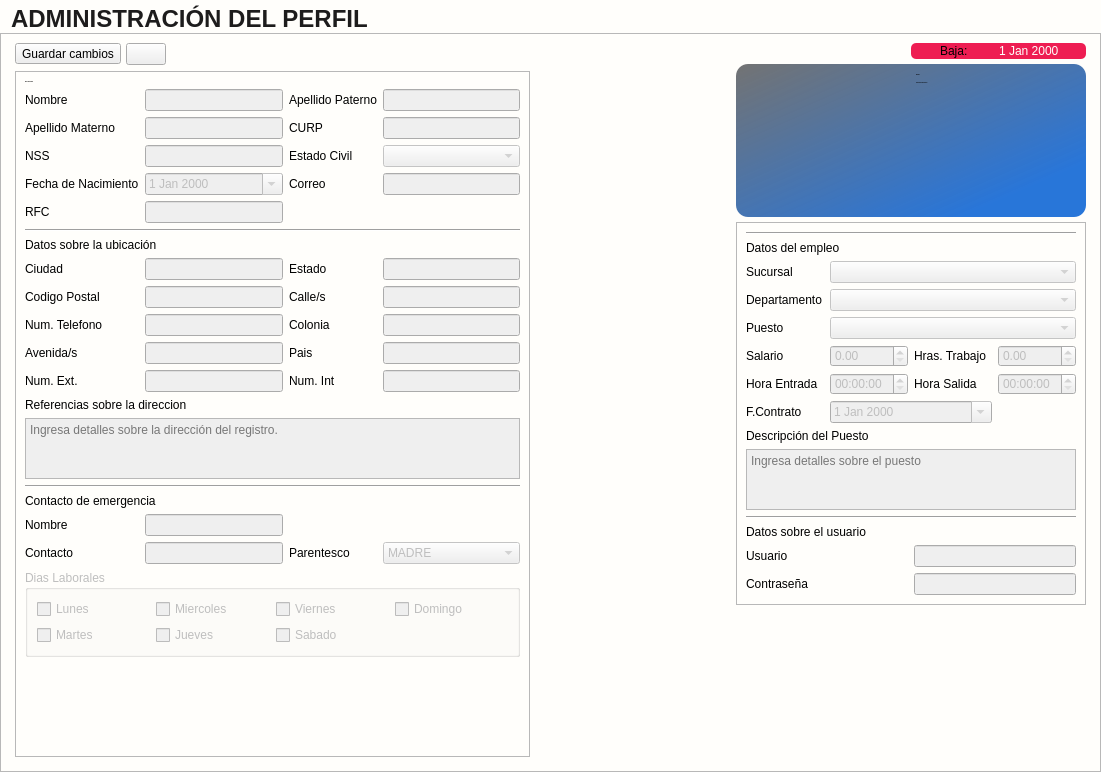
Old version of the form app/View/UserInterfaceUi/UI_CONTROL_PERFIL.ui in the repository LAngelVp/software-punto-de-venta.
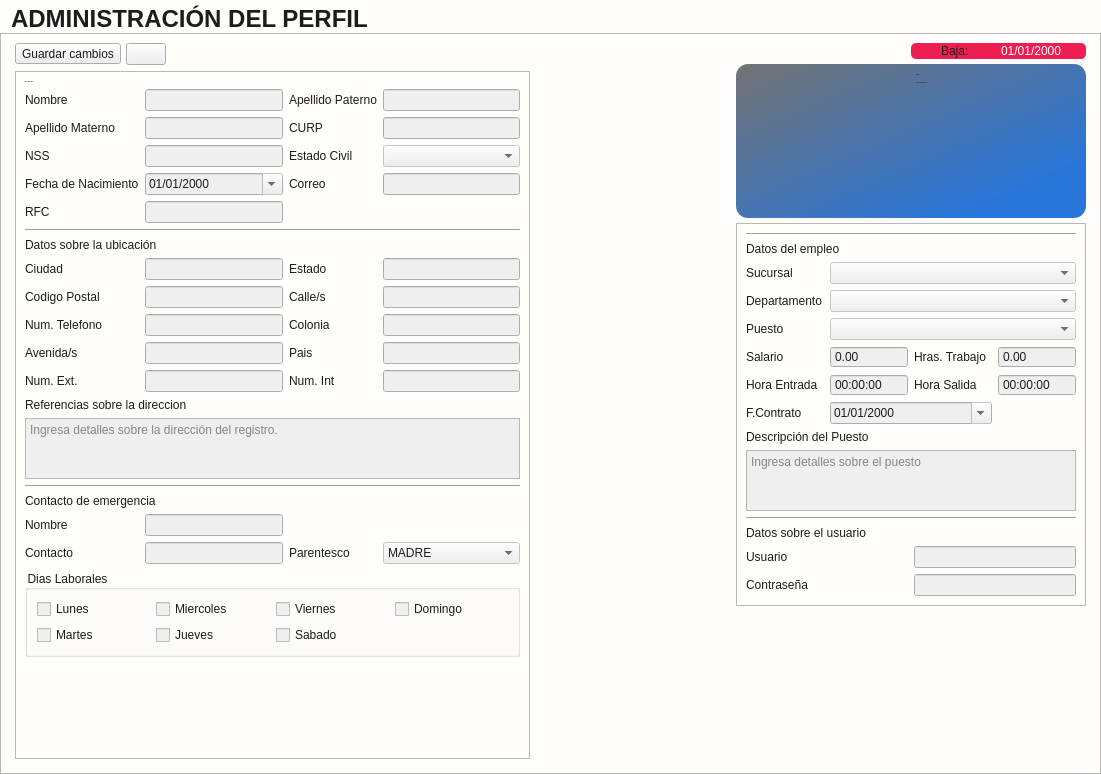
New version of the form. Icons and pictures are not drawn.

Diff of the .ui file:
```diff
--- a/app/View/UserInterfaceUi/UI_CONTROL_PERFIL.ui
+++ b/app/View/UserInterfaceUi/UI_CONTROL_PERFIL.ui
@@ -7,18 +7,20 @@
     <x>0</x>
     <y>0</y>
     <width>1101</width>
-    <height>772</height>
+    <height>774</height>
    </rect>
   </property>
   <property name="windowTitle">
    <string>Form</string>
   </property>
   <property name="styleSheet">
-   <string notr="true">#Formulario_Datos_Empleado{
+   <string notr="true">*{color: #1d1c1c;}
+#Formulario_Datos_Empleado{
 background-color: #fffefb;
 }
 [objectName*=&quot;contenedor&quot;]{
 background: #fffefb;
+border:none;
 }
 #contenedor_baja{
 background:#EE1D52;
@@ -93,60 +95,126 @@
 [objectName^=&quot;txt_&quot;]::focus{
 border-bottom: 2px solid #00668c;
 }
-[objectName^=&quot;fecha_&quot;]{
+[objectName*=&quot;fecha_&quot;]{
 border: none;
 border-bottom: 1px solid #3b3c3d;
 border-radius: 5px;
 padding: 2px;
 background-color: #f5f4f1;
-font-size: 12px;
-width:87px;
+font-size: 14px;
+min-width:100px;
 }
-[objectName^=&quot;fecha_&quot;]::drop-down{
+*[objectName*=&quot;fecha_&quot;]::drop-down{
 subcontrol-origin: padding;
 subcontrol-position: top right;
 padding-right:5px;
 width: 20%;
 border-left-width: 1px;
-border-radius: 5px;
-background-color: #f5f4f1;
+borde-radius: 5px;
+background-color: #F5F5F5;
 }
-*[objectName^=&quot;fecha_&quot;]::down-arrow{
+*[objectName*=&quot;fecha_&quot;]::down-arrow{
 image: url(:/Icons/Bootstrap/calendar2-date.svg);
+width: 17%;
+height: 17%;
 padding-left:5px;
 padding-right:5px;
+background: #F5F5F5;
 }
 *[objectName^=&quot;fecha_&quot;]::focus{
 border-bottom: 2px solid #00668c;
 }
+QCalendarWidget QWidget#qt_calendar_navigationbar {
+    background-color: #00668c;
+    color: white;
+    border-top-left-radius: 5px;
+    border-top-right-radius: 5px;
+}
+
+/* BOTONES DE NAVEGACIÓN */
+QCalendarWidget QToolButton {
+    background-color: transparent;
+    color: white;
+    font-weight: bold;
+    padding: 5px;
+}
+
+/* DESPLEGABLE DE MESES */
+QCalendarWidget QMenu {
+    background-color: #FFFFFF;
+    border: 1px solid #3b3c3d;
+}
+
+/* DÍAS DE LA SEMANA */
+QCalendarWidget QWidget#qt_calendar_weekdaybar {
+    background-color: #f5f4f1;
+    color: #3b3c3d;
+}
+
+/* DÍAS DEL MES */
+QCalendarWidget QAbstractItemView:enabled {
+    background-color: #FFFFFF;
+    color: #1d1c1c;
+    selection-background-color: #00668c;  /* Color al seleccionar fecha */
+    selection-color: white;
+}
+
+/* DÍAS DE OTROS MESES */
+QCalendarWidget QAbstractItemView:disabled {
+    color: #AAAAAA;
+}
+
+/* EFECTO HOVER SOBRE DÍAS */
+QCalendarWidget QAbstractItemView::item:hover {
+    background-color: #e1f0f7;
+    color: #1d1c1c;
+}
 #fecha_baja{
 background: transparent;
 color:#fffefb;
 border:none;
 }
-[objectName^=&quot;cajaopciones_&quot;]{
-border: none;
-border-bottom: 1px solid rgb(29, 28, 28);
-border-radius: 5px;
-padding: 2px;
-background-color: #f5f4f1;
-border-radius: 5px;
-font-size: 12px;
-width:87px;
+[objectName*=&quot;cajaOpciones&quot;] {
+    border: none;
+    border-bottom: 1px solid #787878 ;
+    padding: 2px ;
+    background-color: #F5F5F5 ;
+    font-size: 14px ;
+    min-width: 200px ;
+    font-family: &quot;Arial&quot; ;
+    color: #1d1c1c ;
+	selection-background-color: #4791F5; 
 }
-[objectName^=&quot;cajaopciones_&quot;]::drop-down{
-subcontrol-origin: padding;
-subcontrol-position: top right;
-padding-right:5px;
-width: 20%;
-border-left-width: 1px;
-border-radius: 5px;
-background-color: #f5f4f1;
+
+/* ESTILO DEL DROPDOWN (LISTA) */
+[objectName*=&quot;cajaOpciones&quot;] QListView {
+    background: #F5F5F5 ;
+    border-radius: 3px;
+    outline: none;
 }
-[objectName^=&quot;cajaopciones_&quot;]::down-arrow{
-image: url(:/Icons/Bootstrap/filter-left.svg);
-padding-left:5px;
-padding-right:5px;
+
+/* ESTILO DE LOS ÍTEMS */
+[objectName*=&quot;cajaOpciones&quot;] QListView::item {
+    padding: 6px 10px ;
+    margin: 2px ;
+}
+/* BOTÓN DESPLEGABLE */
+[objectName*=&quot;cajaOpciones&quot;]::drop-down {
+    subcontrol-origin: padding ;
+    subcontrol-position: top right ;
+    padding-right: 5px ;
+    width: 20% ;
+    border-left-width: 1px ;
+    border-radius: 3px ;
+    background-color: #F5F5F5 ;
+}
+/* FLECHA DESPLEGABLE */
+[objectName*=&quot;cajaOpciones&quot;]::down-arrow {
+    image: url(:/Icons/Bootstrap/filter-left.svg);
+    width: 17% ;
+    height: 17% ;
+    padding-left: 5px ;
+    padding-right: 5px ;
 }
 [objectName*=&quot;numerodecimal_&quot;]{
 background-color: rgb(245, 244, 241);
@@ -315,6 +383,12 @@
                  <property name="enabled">
                   <bool>false</bool>
                  </property>
+                 <property name="buttonSymbols">
+                  <enum>QAbstractSpinBox::ButtonSymbols::NoButtons</enum>
+                 </property>
+                 <property name="displayFormat">
+                  <string>dd/MM/yyyy</string>
+                 </property>
                 </widget>
                </item>
               </layout>
@@ -442,6 +516,9 @@
                  <property name="enabled">
                   <bool>false</bool>
                  </property>
+                 <property name="displayFormat">
+                  <string>dd/MM/yyyy</string>
+                 </property>
                  <property name="calendarPopup">
                   <bool>true</bool>
                  </property>
@@ -452,6 +529,9 @@
                  <property name="enabled">
                   <bool>false</bool>
                  </property>
+                 <property name="buttonSymbols">
+                  <enum>QAbstractSpinBox::ButtonSymbols::NoButtons</enum>
+                 </property>
                 </widget>
                </item>
                <item row="5" column="2">
@@ -508,6 +588,9 @@
                  <property name="enabled">
                   <bool>false</bool>
                  </property>
+                 <property name="buttonSymbols">
+                  <enum>QAbstractSpinBox::ButtonSymbols::NoButtons</enum>
+                 </property>
                 </widget>
                </item>
                <item row="6" column="1">
@@ -515,6 +598,9 @@
                  <property name="enabled">
                   <bool>false</bool>
                  </property>
+                 <property name="buttonSymbols">
+                  <enum>QAbstractSpinBox::ButtonSymbols::NoButtons</enum>
+                 </property>
                 </widget>
                </item>
                <item row="6" column="2">
@@ -536,6 +622,9 @@
                  <property name="enabled">
                   <bool>false</bool>
                  </property>
+                 <property name="buttonSymbols">
+                  <enum>QAbstractSpinBox::ButtonSymbols::NoButtons</enum>
+                 </property>
                 </widget>
                </item>
                <item row="8" column="0" colspan="4">
@@ -1099,6 +1188,9 @@
               <property name="enabled">
                <bool>false</bool>
               </property>
+              <property name="displayFormat">
+               <string>dd/MM/yyyy</string>
+              </property>
               <property name="calendarPopup">
                <bool>true</bool>
               </property>
```
Left out of the diff: 89 changed lines with no effect on the pictures.
